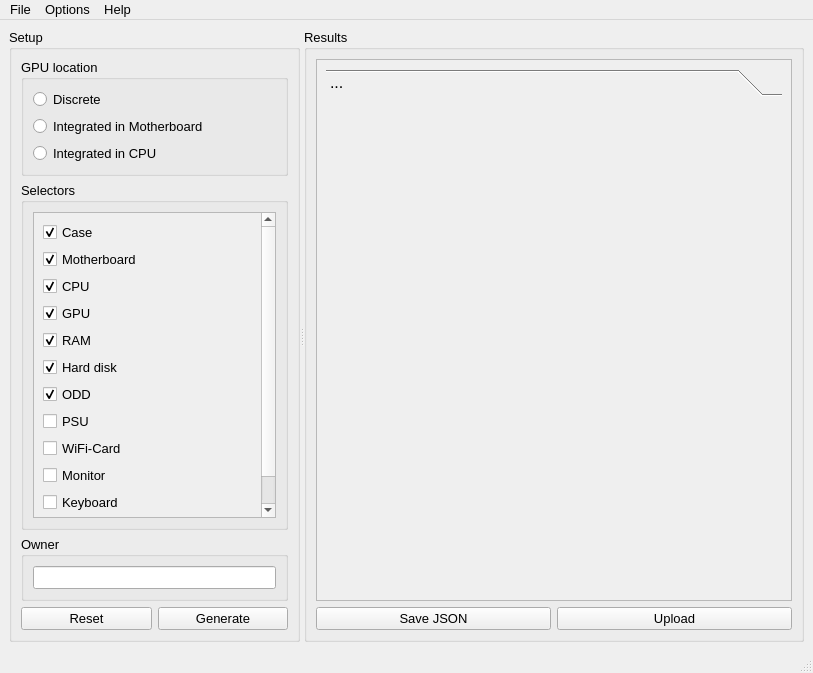
Before: the Qt Designer form assets/interface.ui in WEEE-Open/peracotta, drawn with Qt 5.
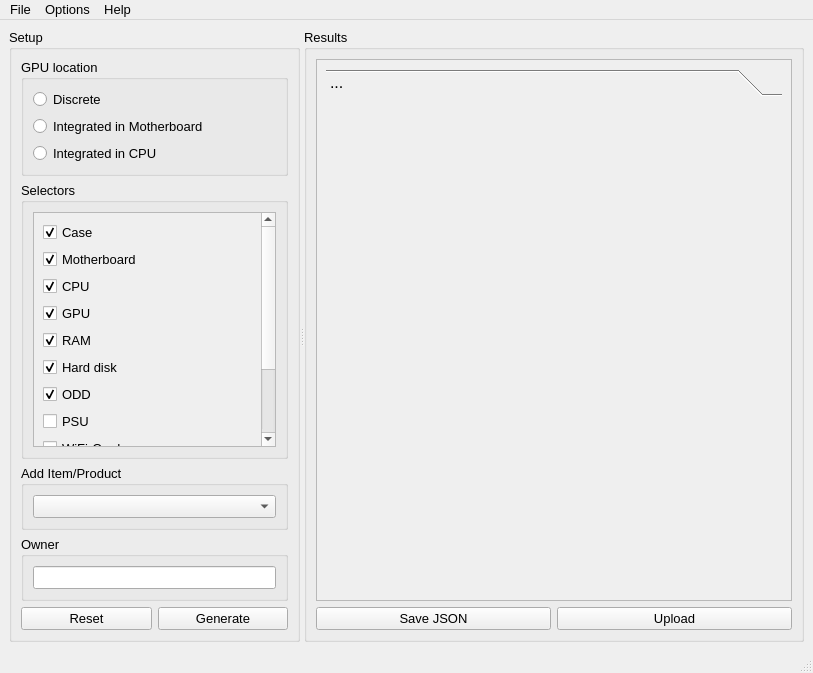
After: the same form once the commit is applied. Icons and pictures are not drawn.

Commit message: Added menu that permit to add items to the toolbox.

```diff
--- a/assets/interface.ui
+++ b/assets/interface.ui
@@ -264,6 +264,18 @@
           </layout>
          </widget>
         </item>
+        <item>
+         <widget class="QGroupBox" name="groupBox_4">
+          <property name="title">
+           <string>Add Item/Product</string>
+          </property>
+          <layout class="QVBoxLayout" name="verticalLayout_3">
+           <item>
+            <widget class="QComboBox" name="addItemComboBox"/>
+           </item>
+          </layout>
+         </widget>
+        </item>
         <item>
          <widget class="QGroupBox" name="groupBox_3">
           <property name="toolTip">
```
The commit also changes 1 other file.
